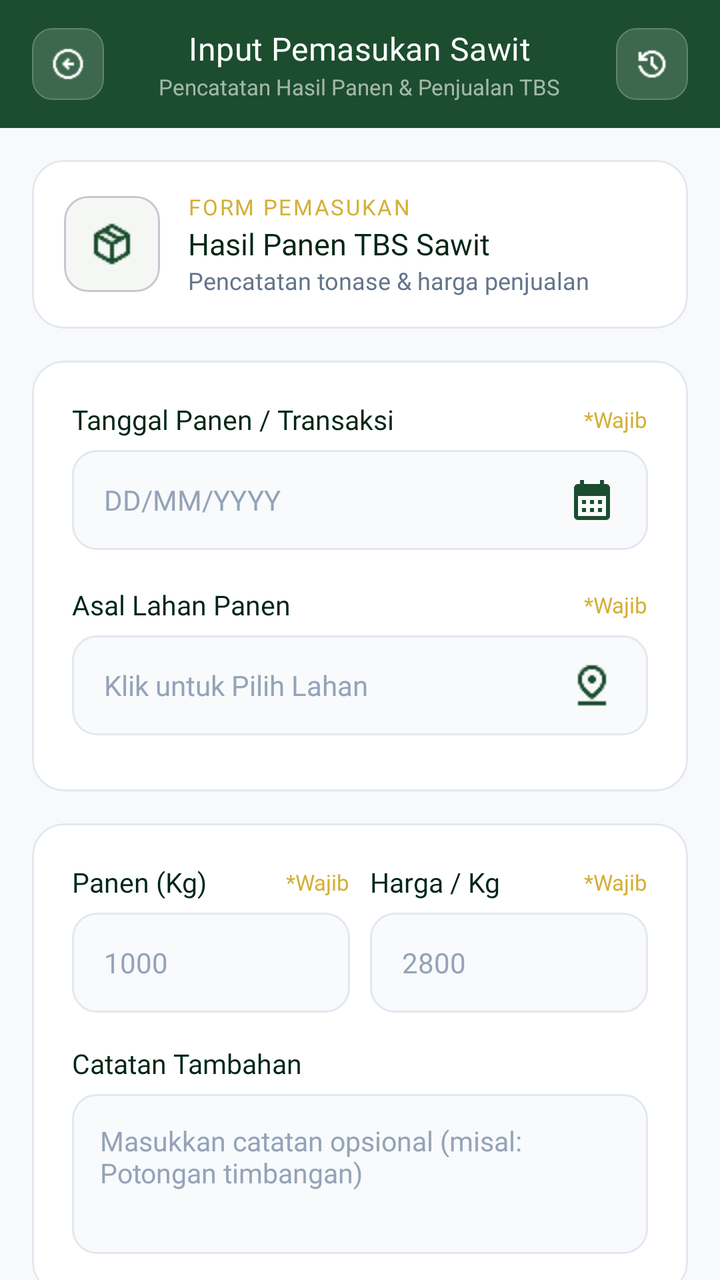
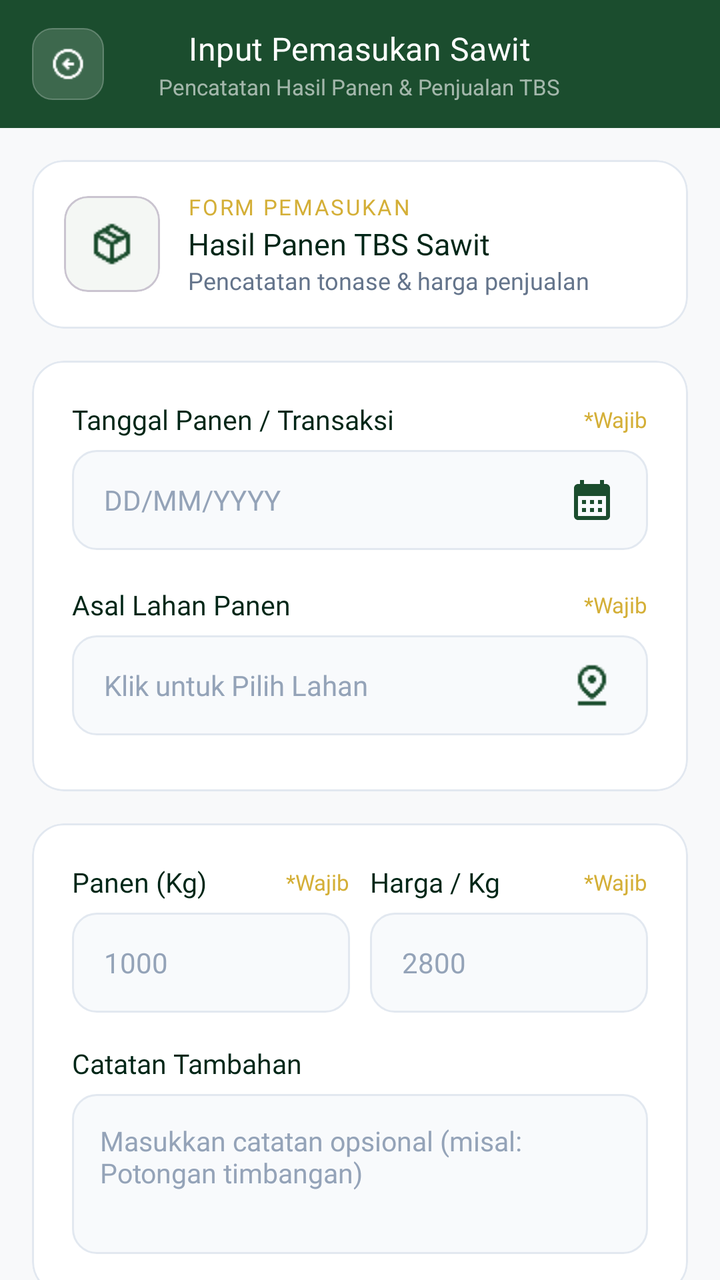

Before-and-after screenshots of an Android layout around one commit, followed by the original layout XML and the change that was made.
<!-- AndroidManifest.xml: application theme Theme.Notasawit -->
<!-- res/layout/activity_input_pemasukan.xml -->
<?xml version="1.0" encoding="utf-8"?>
<androidx.constraintlayout.widget.ConstraintLayout
    xmlns:android="http://schemas.android.com/apk/res/android"
    xmlns:app="http://schemas.android.com/apk/res-auto"
    xmlns:tools="http://schemas.android.com/tools"
    android:id="@+id/main"
    android:layout_width="match_parent"
    android:layout_height="match_parent"
    android:background="#F8F9FA"
    tools:context=".Pemasukan.InputPemasukanActivity">

    
    <LinearLayout
        android:id="@+id/toolbar"
        android:layout_width="match_parent"
        android:layout_height="wrap_content"
        android:orientation="vertical"
        app:layout_constraintTop_toTopOf="parent">

        <LinearLayout
            android:layout_width="match_parent"
            android:layout_height="64dp"
            android:orientation="horizontal"
            android:gravity="center_vertical"
            android:paddingStart="16dp"
            android:paddingEnd="16dp"
            android:background="@drawable/bg_toolbar_gradient">

            
            <LinearLayout
                android:id="@+id/btnBack"
                android:layout_width="36dp"
                android:layout_height="36dp"
                android:gravity="center"
                android:background="@drawable/bg_toolbar_btn"
                android:clickable="true"
                android:focusable="true">

                <ImageView
                    android:layout_width="18dp"
                    android:layout_height="18dp"
                    android:src="@drawable/ic_arrow_left"
                    app:tint="#FFFFFF"
                    android:contentDescription="Kembali" />
            </LinearLayout>

            
            <LinearLayout
                android:layout_width="0dp"
                android:layout_height="wrap_content"
                android:layout_weight="1"
                android:orientation="vertical"
                android:gravity="center_horizontal"
                android:layout_marginStart="12dp"
                android:layout_marginEnd="12dp">

                <TextView
                    android:layout_width="wrap_content"
                    android:layout_height="wrap_content"
                    android:text="Input Pemasukan Sawit"
                    android:textColor="#FFFFFF"
                    android:textSize="16sp"
                    android:fontFamily="@font/poppins_bold"
                    android:letterSpacing="0.01" />

                <TextView
                    android:layout_width="wrap_content"
                    android:layout_height="wrap_content"
                    android:text="Pencatatan Hasil Panen &amp; Penjualan TBS"
                    android:textColor="#99FFFFFF"
                    android:textSize="11sp"
                    android:layout_marginTop="1dp" />
            </LinearLayout>

            
            <LinearLayout
                android:id="@+id/btnRiwayat"
                android:layout_width="36dp"
                android:layout_height="36dp"
                android:gravity="center"
                android:background="@drawable/bg_toolbar_btn"
                android:clickable="true"
                android:focusable="true">

                <ImageView
                    android:layout_width="18dp"
                    android:layout_height="18dp"
                    android:src="@drawable/ic_history"
                    app:tint="#FFFFFF"
                    android:contentDescription="Riwayat" />
            </LinearLayout>

        </LinearLayout>

    </LinearLayout>

    
    <androidx.core.widget.NestedScrollView
        android:layout_width="match_parent"
        android:layout_height="0dp"
        android:fillViewport="true"
        app:layout_constraintTop_toBottomOf="@id/toolbar"
        app:layout_constraintBottom_toBottomOf="parent">

        <LinearLayout
            android:layout_width="match_parent"
            android:layout_height="wrap_content"
            android:orientation="vertical"
            android:padding="16dp">

            
            <com.google.android.material.card.MaterialCardView
                android:layout_width="match_parent"
                android:layout_height="wrap_content"
                android:layout_marginBottom="16dp"
                app:cardCornerRadius="16dp"
                app:cardElevation="0dp"
                app:strokeWidth="1dp"
                app:strokeColor="#E2E8F0"
                app:cardBackgroundColor="#FFFFFF">

                <LinearLayout
                    android:layout_width="match_parent"
                    android:layout_height="wrap_content"
                    android:orientation="horizontal"
                    android:padding="16dp"
                    android:gravity="center_vertical">

                    <com.google.android.material.card.MaterialCardView
                        android:layout_width="48dp"
                        android:layout_height="48dp"
                        app:cardCornerRadius="12dp"
                        app:cardElevation="0dp"
                        app:cardBackgroundColor="#F4F7F4">

                        <ImageView
                            android:layout_width="24dp"
                            android:layout_height="24dp"
                            android:layout_gravity="center"
                            android:src="@drawable/ic_package"
                            app:tint="@color/primary"
                            android:contentDescription="Icon Pemasukan" />
                    </com.google.android.material.card.MaterialCardView>

                    <LinearLayout
                        android:layout_width="0dp"
                        android:layout_height="wrap_content"
                        android:layout_weight="1"
                        android:orientation="vertical"
                        android:layout_marginStart="14dp">

                        <TextView
                            android:layout_width="wrap_content"
                            android:layout_height="wrap_content"
                            android:text="FORM PEMASUKAN"
                            android:textColor="@color/secondary"
                            android:textSize="11sp"
                            android:fontFamily="@font/poppins_bold"
                            android:letterSpacing="0.08" />

                        <TextView
                            android:layout_width="wrap_content"
                            android:layout_height="wrap_content"
                            android:text="Hasil Panen TBS Sawit"
                            android:textColor="@color/tertiary"
                            android:textSize="15sp"
                            android:fontFamily="@font/poppins_bold"
                            android:layout_marginTop="1dp" />

                        <TextView
                            android:layout_width="wrap_content"
                            android:layout_height="wrap_content"
                            android:text="Pencatatan tonase &amp; harga penjualan"
                            android:textColor="#64748B"
                            android:textSize="12sp"
                            android:fontFamily="@font/poppins_regular" />
                    </LinearLayout>

                </LinearLayout>
            </com.google.android.material.card.MaterialCardView>

            
            <com.google.android.material.card.MaterialCardView
                android:layout_width="match_parent"
                android:layout_height="wrap_content"
                android:layout_marginBottom="16dp"
                app:cardCornerRadius="16dp"
                app:cardElevation="0dp"
                app:strokeWidth="1dp"
                app:strokeColor="#E2E8F0"
                app:cardBackgroundColor="#FFFFFF">

                <LinearLayout
                    android:layout_width="match_parent"
                    android:layout_height="wrap_content"
                    android:orientation="vertical"
                    android:padding="20dp">

                    
                    <LinearLayout
                        android:layout_width="match_parent"
                        android:layout_height="wrap_content"
                        android:orientation="horizontal"
                        android:gravity="center_vertical"
                        android:layout_marginBottom="6dp">

                        <TextView
                            android:layout_width="0dp"
                            android:layout_height="wrap_content"
                            android:layout_weight="1"
                            android:text="Tanggal Panen / Transaksi"
                            android:textColor="@color/tertiary"
                            android:textSize="13.5sp"
                            android:fontFamily="@font/poppins_semibold" />

                        <TextView
                            android:layout_width="wrap_content"
                            android:layout_height="wrap_content"
                            android:text="*Wajib"
                            android:textColor="@color/secondary"
                            android:textSize="11sp"
                            android:fontFamily="@font/poppins_medium" />
                    </LinearLayout>

                    <EditText
                        android:id="@+id/etTanggal"
                        android:layout_width="match_parent"
                        android:layout_height="50dp"
                        android:background="@drawable/bg_input_soft"
                        android:paddingHorizontal="16dp"
                        android:hint="DD/MM/YYYY"
                        android:focusable="false"
                        android:clickable="true"
                        android:cursorVisible="false"
                        android:inputType="none"
                        android:textColor="#1E293B"
                        android:textColorHint="#94A3B8"
                        android:fontFamily="@font/poppins_medium"
                        android:textSize="14sp"
                        android:drawableEnd="@drawable/ic_calendar_month"
                        android:drawableTint="@color/primary"
                        android:layout_marginBottom="18dp" />

                    
                    <LinearLayout
                        android:layout_width="match_parent"
                        android:layout_height="wrap_content"
                        android:orientation="horizontal"
                        android:gravity="center_vertical"
                        android:layout_marginBottom="6dp">

                        <TextView
                            android:layout_width="0dp"
                            android:layout_height="wrap_content"
                            android:layout_weight="1"
                            android:text="Asal Lahan Panen"
                            android:textColor="@color/tertiary"
                            android:textSize="13.5sp"
                            android:fontFamily="@font/poppins_semibold" />

                        <TextView
                            android:layout_width="wrap_content"
                            android:layout_height="wrap_content"
                            android:text="*Wajib"
                            android:textColor="@color/secondary"
                            android:textSize="11sp"
                            android:fontFamily="@font/poppins_medium" />
                    </LinearLayout>

                    <EditText
                        android:id="@+id/etPilihLahan"
                        android:layout_width="match_parent"
                        android:layout_height="50dp"
                        android:background="@drawable/bg_input_soft"
                        android:paddingHorizontal="16dp"
                        android:hint="Klik untuk Pilih Lahan"
                        android:focusable="false"
                        android:clickable="true"
                        android:cursorVisible="false"
                        android:inputType="none"
                        android:textColor="#1E293B"
                        android:textColorHint="#94A3B8"
                        android:fontFamily="@font/poppins_medium"
                        android:textSize="14sp"
                        android:drawableEnd="@drawable/ic_map_pin"
                        android:drawableTint="@color/primary" />

                    <com.google.android.material.chip.ChipGroup
                        android:id="@+id/chipGroupLahan"
                        android:layout_width="match_parent"
                        android:layout_height="wrap_content"
                        android:layout_marginTop="8dp"
                        app:singleLine="false"
                        app:singleSelection="false"/>

                </LinearLayout>
            </com.google.android.material.card.MaterialCardView>

            
            <com.google.android.material.card.MaterialCardView
                android:layout_width="match_parent"
                android:layout_height="wrap_content"
                android:layout_marginBottom="16dp"
                app:cardCornerRadius="16dp"
                app:cardElevation="0dp"
                app:strokeWidth="1dp"
                app:strokeColor="#E2E8F0"
                app:cardBackgroundColor="#FFFFFF">

                <LinearLayout
                    android:layout_width="match_parent"
                    android:layout_height="wrap_content"
                    android:orientation="vertical"
                    android:padding="20dp">

                    <LinearLayout
                        android:layout_width="match_parent"
                        android:layout_height="wrap_content"
                        android:orientation="horizontal"
                        android:baselineAligned="false">

                        
                        <LinearLayout
                            android:layout_width="0dp"
                            android:layout_height="wrap_content"
                            android:layout_weight="1"
                            android:layout_marginEnd="10dp"
                            android:orientation="vertical">

                            <LinearLayout
                                android:layout_width="match_parent"
                                android:layout_height="wrap_content"
                                android:orientation="horizontal"
                                android:gravity="center_vertical"
                                android:layout_marginBottom="6dp">

                                <TextView
                                    android:layout_width="0dp"
                                    android:layout_height="wrap_content"
                                    android:layout_weight="1"
                                    android:text="Panen (Kg)"
                                    android:textColor="@color/tertiary"
                                    android:textSize="13.5sp"
                                    android:fontFamily="@font/poppins_semibold" />

                                <TextView
                                    android:layout_width="wrap_content"
                                    android:layout_height="wrap_content"
                                    android:text="*Wajib"
                                    android:textColor="@color/secondary"
                                    android:textSize="11sp"
                                    android:fontFamily="@font/poppins_medium" />
                            </LinearLayout>

                            <EditText
                                android:id="@+id/etBahan"
                                android:layout_width="match_parent"
                                android:layout_height="50dp"
                                android:background="@drawable/bg_input_soft"
                                android:paddingHorizontal="16dp"
                                android:hint="1000"
                                android:inputType="numberDecimal"
                                android:textColor="#1E293B"
                                android:textColorHint="#94A3B8"
                                android:fontFamily="@font/poppins_medium"
                                android:textSize="14sp" />
                        </LinearLayout>

                        
                        <LinearLayout
                            android:layout_width="0dp"
                            android:layout_height="wrap_content"
                            android:layout_weight="1"
                            android:orientation="vertical">

                            <LinearLayout
                                android:layout_width="match_parent"
                                android:layout_height="wrap_content"
                                android:orientation="horizontal"
                                android:gravity="center_vertical"
                                android:layout_marginBottom="6dp">

                                <TextView
                                    android:layout_width="0dp"
                                    android:layout_height="wrap_content"
                                    android:layout_weight="1"
                                    android:text="Harga / Kg"
                                    android:textColor="@color/tertiary"
                                    android:textSize="13.5sp"
                                    android:fontFamily="@font/poppins_semibold" />

                                <TextView
                                    android:layout_width="wrap_content"
                                    android:layout_height="wrap_content"
                                    android:text="*Wajib"
                                    android:textColor="@color/secondary"
                                    android:textSize="11sp"
                                    android:fontFamily="@font/poppins_medium" />
                            </LinearLayout>

                            <EditText
                                android:id="@+id/etHarga"
                                android:layout_width="match_parent"
                                android:layout_height="50dp"
                                android:background="@drawable/bg_input_soft"
                                android:paddingHorizontal="16dp"
                                android:hint="2800"
                                android:inputType="number"
                                android:textColor="#1E293B"
                                android:textColorHint="#94A3B8"
                                android:fontFamily="@font/poppins_medium"
                                android:textSize="14sp" />
                        </LinearLayout>

                    </LinearLayout>

                    
                    <TextView
                        android:layout_width="wrap_content"
                        android:layout_height="wrap_content"
                        android:text="Catatan Tambahan"
                        android:textColor="@color/tertiary"
                        android:textSize="13.5sp"
                        android:fontFamily="@font/poppins_semibold"
                        android:layout_marginTop="16dp"
                        android:layout_marginBottom="6dp" />

                    <EditText
                        android:id="@+id/etCatatan"
                        android:layout_width="match_parent"
                        android:layout_height="80dp"
                        android:background="@drawable/bg_input_soft"
                        android:padding="14dp"
                        android:hint="Masukkan catatan opsional (misal: Potongan timbangan)"
                        android:inputType="textMultiLine"
                        android:gravity="top"
                        android:textColor="#1E293B"
                        android:textColorHint="#94A3B8"
                        android:fontFamily="@font/poppins_medium"
                        android:textSize="13.5sp" />

                </LinearLayout>
            </com.google.android.material.card.MaterialCardView>

            
            <com.google.android.material.card.MaterialCardView
                android:layout_width="match_parent"
                android:layout_height="wrap_content"
                android:layout_marginBottom="24dp"
                app:cardCornerRadius="16dp"
                app:cardElevation="0dp"
                app:strokeWidth="1dp"
                app:strokeColor="#E2E8F0"
                app:cardBackgroundColor="#FFFFFF">

                <LinearLayout
                    android:layout_width="match_parent"
                    android:layout_height="wrap_content"
                    android:orientation="vertical"
                    android:padding="20dp">

                    <TextView
                        android:layout_width="wrap_content"
                        android:layout_height="wrap_content"
                        android:text="Bukti Nota Penjualan"
                        android:textColor="@color/tertiary"
                        android:textSize="13.5sp"
                        android:fontFamily="@font/poppins_semibold"
                        android:layout_marginBottom="8dp" />

                    <com.google.android.material.card.MaterialCardView
                        android:id="@+id/cardUploadNota"
                        android:layout_width="match_parent"
                        android:layout_height="130dp"
                        app:cardCornerRadius="12dp"
                        app:strokeWidth="1dp"
                        app:strokeColor="@color/primary"
                        app:cardBackgroundColor="#FAFFFA">

                        <LinearLayout
                            android:layout_width="match_parent"
                            android:layout_height="match_parent"
                            android:orientation="vertical"
                            android:gravity="center">

                            <ImageView
                                android:id="@+id/imgUploadIcon"
                                android:layout_width="36dp"
                                android:layout_height="36dp"
                                android:src="@drawable/ic_camera"
                                app:tint="@color/primary" />

                            <TextView
                                android:layout_width="wrap_content"
                                android:layout_height="wrap_content"
                                android:text="Tambah Bukti Nota"
                                android:fontFamily="@font/poppins_bold"
                                android:textColor="@color/primary"
                                android:textSize="13.5sp"
                                android:layout_marginTop="6dp" />

                            <TextView
                                android:layout_width="wrap_content"
                                android:layout_height="wrap_content"
                                android:text="Ambil foto atau pilih dari galeri"
                                android:textSize="11.5sp"
                                android:textColor="#64748B"
                                android:fontFamily="@font/poppins_regular"
                                android:layout_marginTop="1dp" />

                        </LinearLayout>

                    </com.google.android.material.card.MaterialCardView>

                    
                    <ImageView
                        android:id="@+id/imgNotaPreview"
                        android:layout_width="match_parent"
                        android:layout_height="180dp"
                        android:layout_marginTop="12dp"
                        android:scaleType="centerCrop"
                        android:visibility="gone"
                        android:background="@drawable/bg_rounded_12" />

                </LinearLayout>
            </com.google.android.material.card.MaterialCardView>

            
            <com.google.android.material.button.MaterialButton
                android:id="@+id/btnSimpan"
                android:layout_width="match_parent"
                android:layout_height="54dp"
                android:layout_marginBottom="24dp"
                app:cornerRadius="12dp"
                app:backgroundTint="@color/primary"
                android:text="Simpan Pemasukan"
                android:textAllCaps="false"
                android:textColor="#FFFFFF"
                android:textSize="15sp"
                android:fontFamily="@font/poppins_bold"
                app:icon="@drawable/ic_save"
                app:iconTint="#FFFFFF"
                app:iconSize="18dp"
                app:iconPadding="8dp"
                app:iconGravity="textStart"
                app:elevation="2dp" />

        </LinearLayout>
    </androidx.core.widget.NestedScrollView>

</androidx.constraintlayout.widget.ConstraintLayout>
<!-- resources referenced by this layout -->
<resources>
  <color name="primary">#1B4D2E</color>
  <color name="secondary">#D4AF37</color>
  <color name="tertiary">#002617</color>
  <!-- drawable bg_input_soft (drawable) -->
  <?xml version="1.0" encoding="utf-8"?>
  <shape xmlns:android="http://schemas.android.com/apk/res/android">
      <solid android:color="#F8FAFC" />
      <stroke
          android:width="1dp"
          android:color="#E2E8F0" />
      <corners android:radius="12dp" />
  </shape>
  <!-- drawable bg_rounded_12 (drawable) -->
  <?xml version="1.0" encoding="utf-8"?>
  <shape xmlns:android="http://schemas.android.com/apk/res/android">
  
      <solid android:color="#FFFFFF"/>
  
      <corners android:radius="12dp"/>
  
      <stroke
          android:width="1dp"
          android:color="#DDE8DD"/>
  
  </shape>
  <!-- drawable bg_toolbar_btn (drawable) -->
  <?xml version="1.0" encoding="utf-8"?>
  <selector xmlns:android="http://schemas.android.com/apk/res/android">
  
      
      <item android:state_pressed="true">
          <shape android:shape="rectangle">
              <solid android:color="#40FFFFFF" />
              <stroke android:width="0.5dp" android:color="#60FFFFFF" />
              <corners android:radius="10dp" />
          </shape>
      </item>
  
      
      <item>
          <shape android:shape="rectangle">
              <solid android:color="#26FFFFFF" />
              <stroke android:width="0.5dp" android:color="#40FFFFFF" />
              <corners android:radius="10dp" />
          </shape>
      </item>
  
  </selector>
  <!-- drawable bg_toolbar_gradient (drawable) -->
  <?xml version="1.0" encoding="utf-8"?>
  <shape xmlns:android="http://schemas.android.com/apk/res/android">
      <solid android:color="#1B4D2E" />
  </shape>
  <!-- drawable ic_calendar_month (drawable) -->
  <vector xmlns:android="http://schemas.android.com/apk/res/android" android:height="24dp" android:tint="#002617" android:viewportHeight="24" android:viewportWidth="24" android:width="24dp">
        
      <path android:fillColor="@android:color/white" android:pathData="M19,4h-1V2h-2v2H8V2H6v2H5C3.89,4 3.01,4.9 3.01,6L3,20c0,1.1 0.89,2 2,2h14c1.1,0 2,-0.9 2,-2V6C21,4.9 20.1,4 19,4zM19,20H5V10h14V20zM9,14H7v-2h2V14zM13,14h-2v-2h2V14zM17,14h-2v-2h2V14zM9,18H7v-2h2V18zM13,18h-2v-2h2V18zM17,18h-2v-2h2V18z"/>
      
  </vector>
  <!-- drawable ic_camera (drawable) -->
  <vector xmlns:android="http://schemas.android.com/apk/res/android" android:height="24dp" android:tint="@color/agri_green_dark" android:viewportHeight="24" android:viewportWidth="24" android:width="24dp">
        
      <path android:fillColor="@color/agri_green_dark" android:pathData="M12,12m-3.2,0a3.2,3.2 0,1 1,6.4 0a3.2,3.2 0,1 1,-6.4 0"/>
        
      <path android:fillColor="@color/agri_green_dark" android:pathData="M9,2L7.17,4L4,4c-1.1,0 -2,0.9 -2,2v12c0,1.1 0.9,2 2,2h16c1.1,0 2,-0.9 2,-2L22,6c0,-1.1 -0.9,-2 -2,-2h-3.17L15,2L9,2zM12,17c-2.76,0 -5,-2.24 -5,-5s2.24,-5 5,-5 5,2.24 5,5 -2.24,5 -5,5z"/>
      
  </vector>
  <!-- drawable ic_history: png bitmap (drawable, 552 bytes) -->
  <!-- drawable ic_map_pin: png bitmap (drawable, 497 bytes) -->
  <!-- drawable ic_package: png bitmap (drawable, 588 bytes) -->
  <!-- drawable ic_save: png bitmap (drawable, 346 bytes) -->
  <style name="Theme.Notasawit" parent="Base.Theme.Notasawit" />
  <color name="agri_green_dark">@color/primary</color>
  <style name="Base.Theme.Notasawit" parent="Theme.Material3.Light.NoActionBar">
          
          <item name="colorPrimary">@color/primary</item>
          <item name="colorSecondary">@color/secondary</item>
          <item name="colorTertiary">@color/tertiary</item>
          <item name="android:statusBarColor">@color/white</item>
          <item name="android:windowLightStatusBar">true</item>
          
          <item name="elevationOverlayEnabled">false</item>
          <item name="colorSurface">@color/white</item>
          
          <item name="colorControlNormal">@color/tertiary</item>
          <item name="colorControlActivated">@color/primary</item>
      </style>
  <color name="white">#FFFFFFFF</color>
  <!-- unchanged entries left out for length: 1 -->
</resources>

<!-- the commit's change to res/layout/activity_input_pemasukan.xml (unified diff, before → after) -->
@@ -73,22 +73,9 @@
             </LinearLayout>
 
             
-            <LinearLayout
-                android:id="@+id/btnRiwayat"
+            <View
                 android:layout_width="36dp"
-                android:layout_height="36dp"
-                android:gravity="center"
-                android:background="@drawable/bg_toolbar_btn"
-                android:clickable="true"
-                android:focusable="true">
-
-                <ImageView
-                    android:layout_width="18dp"
-                    android:layout_height="18dp"
-                    android:src="@drawable/ic_history"
-                    app:tint="#FFFFFF"
-                    android:contentDescription="Riwayat" />
-            </LinearLayout>
+                android:layout_height="36dp" />
 
         </LinearLayout>
 
<!-- resource entries referenced after the edit -->
@@ -67,7 +67,6 @@
       <path android:fillColor="@color/agri_green_dark" android:pathData="M9,2L7.17,4L4,4c-1.1,0 -2,0.9 -2,2v12c0,1.1 0.9,2 2,2h16c1.1,0 2,-0.9 2,-2L22,6c0,-1.1 -0.9,-2 -2,-2h-3.17L15,2L9,2zM12,17c-2.76,0 -5,-2.24 -5,-5s2.24,-5 5,-5 5,2.24 5,5 -2.24,5 -5,5z"/>
       
   </vector>
-  <!-- drawable ic_history: png bitmap (drawable, 552 bytes) -->
   <!-- drawable ic_map_pin: png bitmap (drawable, 497 bytes) -->
   <!-- drawable ic_package: png bitmap (drawable, 588 bytes) -->
   <!-- drawable ic_save: png bitmap (drawable, 346 bytes) -->
